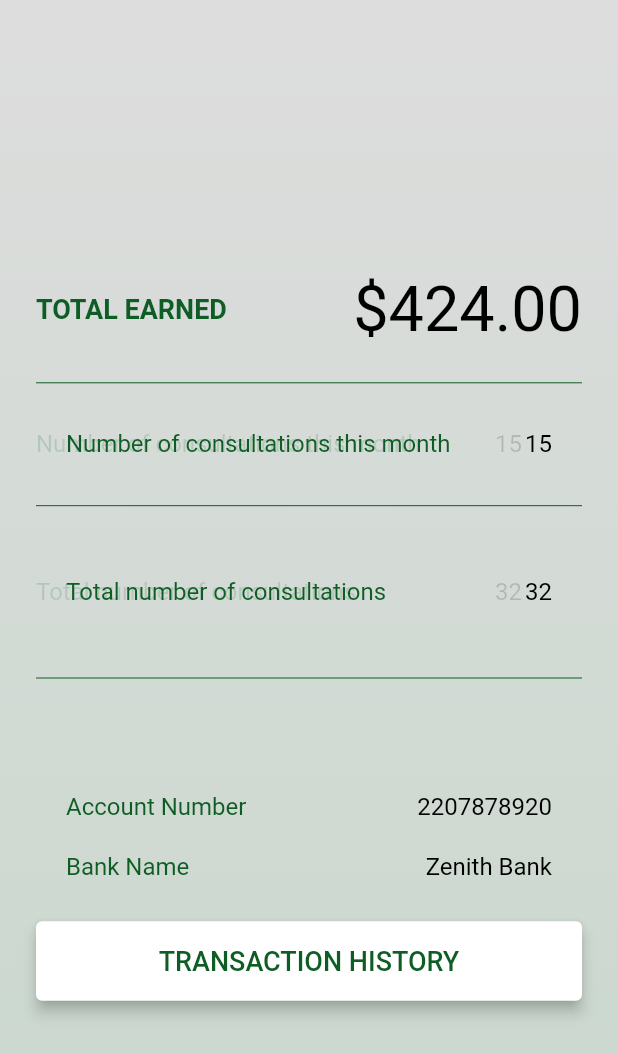
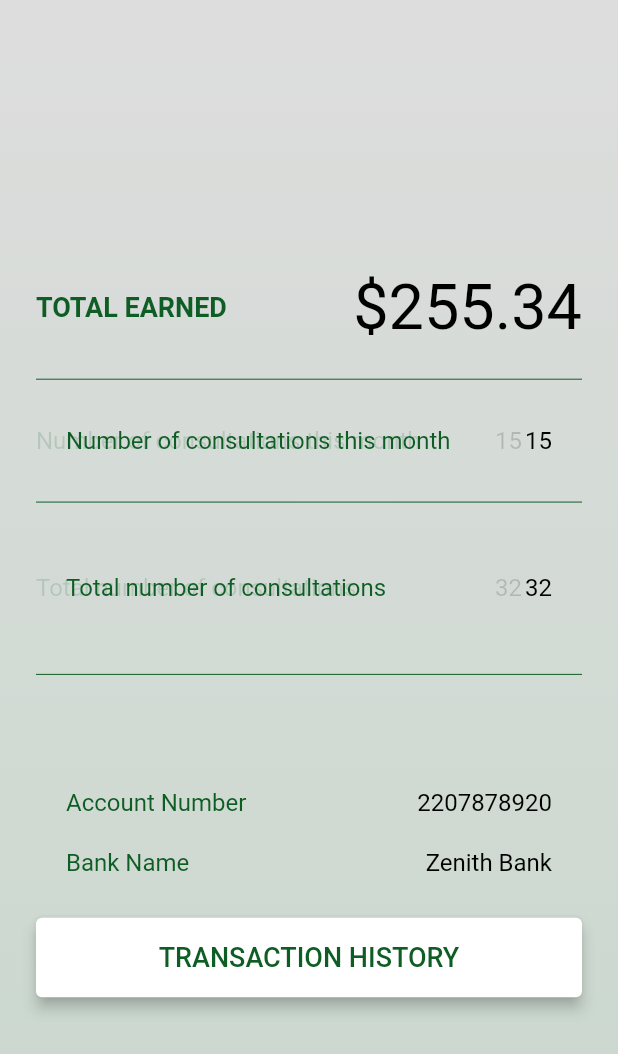
Before and after one commit to rockz1999/Flutter_animation, a Flutter app: the WalletScreen screen opened directly, on a phone screen of 412 x 824 dp. Shown: the top 1054 px of the screen. Run offline on Flutter 3.47's test engine with Material 2 defaults, Android fonts, the phone set to English and light mode, and no system bars.

```diff
--- a/lib/wallet.dart
+++ b/lib/wallet.dart
@@ -18,13 +18,21 @@ class _WalletScreenState extends State<WalletScreen>
   Animation<double> animationbh;
   Animation<double> animationbw;
   Animation<double> fadeanimationOp;
-  double num = 424;
+  double num = 255.34;
   Animation<double> numberAnim;
+
+  @override
+  void dispose() {
+    // TODO: implement dispose
+    controller.dispose();
+    super.dispose();
+  }
 
   @override
   void initState() {
     // TODO: implement initState
     super.initState();
+
     controller = AnimationController(
         duration: const Duration(milliseconds: 900), vsync: this);
     animationaw = Tween<double>(begin: 20, end: 0).animate(controller)
@@ -45,7 +53,15 @@ class _WalletScreenState extends State<WalletScreen>
           // The state that has changed here is the animation object’s value.
         });
       });
-    animationbw = Tween<double>(begin: 20 + 5 + 125 - widget.size.width, end: 0)
+    animationbw = Tween<double>(
+            begin: 48 +
+                20 +
+                20 +
+                10 +
+                ((num.toStringAsFixed(2).length) * 20) -
+                ((num.toStringAsFixed(2).length > 5) ? 0.0 : 7.0) -
+                widget.size.width,
+            end: 0)
         .animate(controller)
           ..addListener(() {
             setState(() {
@@ -70,6 +86,14 @@ class _WalletScreenState extends State<WalletScreen>
   Future<void> start() async {
     await Future.delayed(Duration(seconds: 1));
     controller.forward();
+  }
+
+  String getZeros(int num) {
+    String a = '';
+    for (int i = 0; i < num.toString().length; i++) {
+      a = a + '0';
+    }
+    return a;
   }
 
   @override
@@ -97,7 +121,7 @@ class _WalletScreenState extends State<WalletScreen>
                 height: size.height * 0.2,
               ),
               Container(
-                height: size.height * 0.1,
+                height: 80,
                 child: Center(
                   child: Row(
                     mainAxisAlignment: MainAxisAlignment.spaceBetween,
@@ -117,7 +141,10 @@ class _WalletScreenState extends State<WalletScreen>
                         offset: Offset(animationbw.value, animationbh.value),
                         //TODO: code for normal number animation
                         child: Text(
-                          "\$" + numberAnim.value.toStringAsFixed(2),
+                          "\$" +
+                              (numberAnim.value == 0
+                                  ? getZeros(num.toInt()) + '.00'
+                                  : numberAnim.value.toStringAsFixed(2)),
                           style: TextStyle(fontSize: 42, color: Colors.black),
 
                           //TODO: Code for number SLider
```
Also changed, not shown: lib/main.dart (+13 -2 lines).
